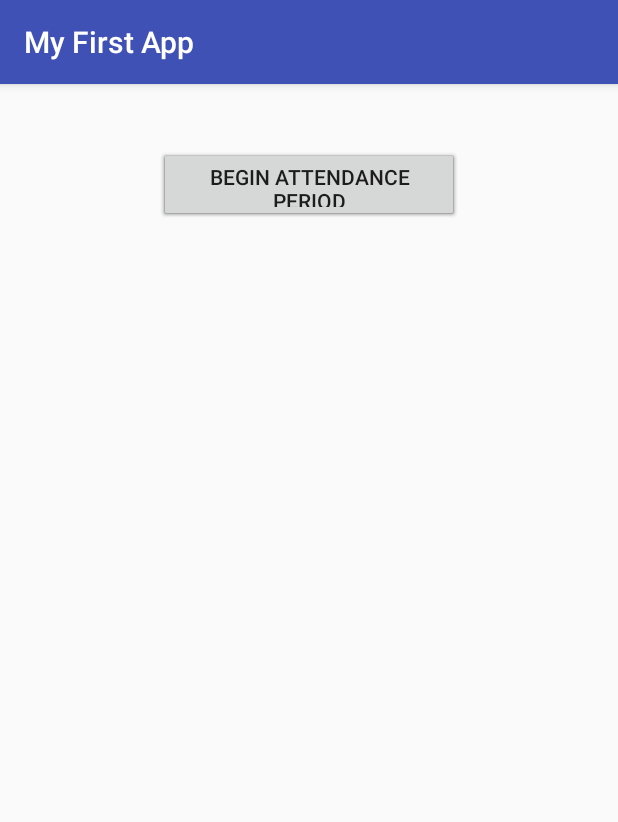
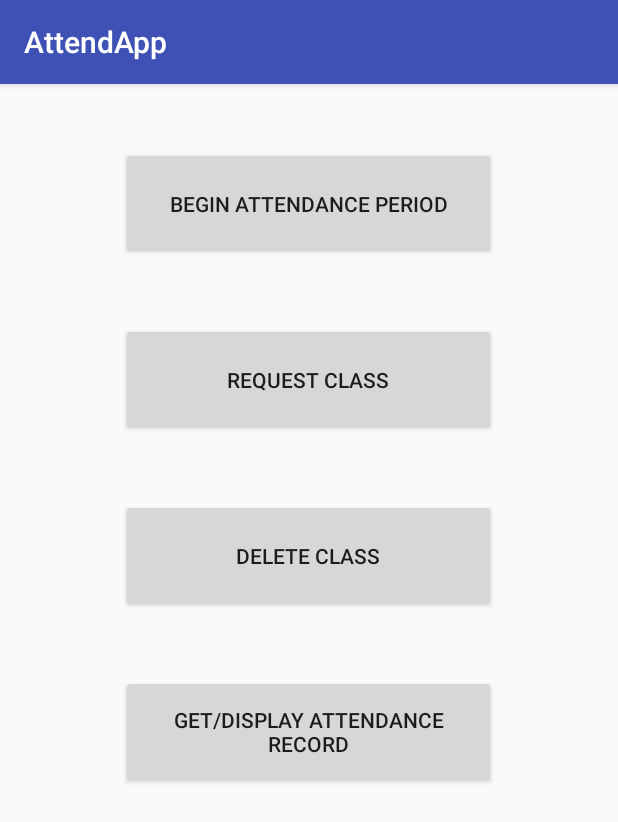
Before and after one commit to Desideratus1/AttendApp, an Android app: the AdministratorDashboard screen opened directly, with no data from a screen before it, on a phone screen of 412 x 824 dp. Shown: the top 822 px of the screen. Run offline under Robolectric (Android 15) with nearby library versions, the light colour scheme and no system bars.

Commit message:
StudentDashbord is a disaster zone of permission checks that Android Studio keeps screaming about - and even though they're in it yells at us because the permissions don't occur inside the main function. Whatever the case GPS is now a possibility but we need some sort of library on the Raspberry Pi that can do the same thing and get accurate coordinates so we can take distances.
Administrator Dashboard now correctly links to different activities but they're all empty so who cares until it actually works.

Network communication on the way but currently non-fuctional.

Fixed a problem where the student dashboard would infinitely switch back and forth between printing the "FAIL" and "SUCCEED" texts. It's not like it wastes power or time or anything BECAUSE WHO DOES THAT!?

```diff
--- a/app/src/main/AndroidManifest.xml
+++ b/app/src/main/AndroidManifest.xml
@@ -6,6 +6,8 @@
     <uses-permission android:name="android.permission.GET_ACCOUNTS" />
     <uses-permission android:name="android.permission.READ_PROFILE" />
     <uses-permission android:name="android.permission.READ_CONTACTS" />
+    <uses-permission android:name="android.permission.ACCESS_COARSE_LOCATION" />
+    <uses-permission android:name="android.permission.ACCESS_FINE_LOCATION" />
 
     <application
         android:allowBackup="true"
--- a/app/src/main/java/com/example/drpac/attendapp/LoginActivity.java
+++ b/app/src/main/java/com/example/drpac/attendapp/LoginActivity.java
@@ -46,7 +46,7 @@ public class LoginActivity extends AppCompatActivity {
 
     private void login(View view) {
         if (usernameAndPasswordMatch(view)) {
-            startActivity(new Intent(LoginActivity.this, AdministratorDashboard.class));
+            startActivity(new Intent(LoginActivity.this, StudentDashboard.class));
             //startActivity(new Intent(LoginActivity.this, StudentDashboard.class));
             //TODO: We should be able to tell who is and who is not an administrator and send them to the appropriate screen
         }
--- a/app/src/main/res/layout/administrator_dashboard_layout.xml
+++ b/app/src/main/res/layout/administrator_dashboard_layout.xml
@@ -7,34 +7,34 @@
     android:id="@+id/mLayout">
 
     <Button
-        android:layout_width="200dp"
-        android:layout_height="50dp"
+        android:layout_width="250dp"
+        android:layout_height="75dp"
         android:text="@string/start_attendance_period"
         android:id="@+id/startAttendance"
         android:layout_centerHorizontal="true"
         android:layout_marginTop="42dp" />
 
     <Button
-        android:layout_below="@+id/password"
-        android:layout_width="200dp"
-        android:layout_height="50dp"
+        android:layout_below="@+id/startAttendance"
+        android:layout_width="250dp"
+        android:layout_height="75dp"
         android:text="@string/request_class"
         android:id="@+id/requestClass"
         android:layout_centerHorizontal="true"
         android:layout_marginTop="42dp" />
 
     <Button
-        android:layout_below="@+id/password"
-        android:layout_width="200dp"
-        android:layout_height="50dp"
+        android:layout_below="@+id/requestClass"
+        android:layout_width="250dp"
+        android:layout_height="75dp"
         android:text="@string/delete_class"
         android:id="@+id/deleteClass"
         android:layout_centerHorizontal="true"
         android:layout_marginTop="42dp" />
     <Button
-        android:layout_below="@+id/password"
-        android:layout_width="200dp"
-        android:layout_height="50dp"
+        android:layout_below="@+id/deleteClass"
+        android:layout_width="250dp"
+        android:layout_height="75dp"
         android:text="@string/get_attendance_records"
         android:id="@+id/getAttendanceRecords"
         android:layout_centerHorizontal="true"
--- a/app/src/main/res/values/strings.xml
+++ b/app/src/main/res/values/strings.xml
@@ -1,6 +1,6 @@
 <?xml version="1.0" encoding="utf-8"?>
 <resources>
-    <string name="app_name">My First App</string>
+    <string name="app_name">AttendApp</string>
     <string name="inputUsername">Username</string>
     <string name="inputPassword">Password</string>
     <string name="button_send">Login</string>
@@ -14,10 +14,10 @@
     <string name="registerAccount">Register</string>
     <string name="inputPasswordCheck">Password (Check)</string>
     <string name="inputName">Input full name</string>
-
+s
     <string name="start_attendance_period">Begin Attendance Period</string>
-    <string name="request_class">Begin Attendance Period</string>
-    <string name="delete_class">Begin Attendance Period</string>
-    <string name="get_attendance_records">Begin Attendance Period</string>
+    <string name="request_class">Request Class</string>
+    <string name="delete_class">Delete Class</string>
+    <string name="get_attendance_records">Get/Display Attendance Record</string>
 
 </resources>
```
Also changed, not shown: app/src/main/java/com/example/drpac/attendapp/StudentDashboard.java (+61 -1 lines).
